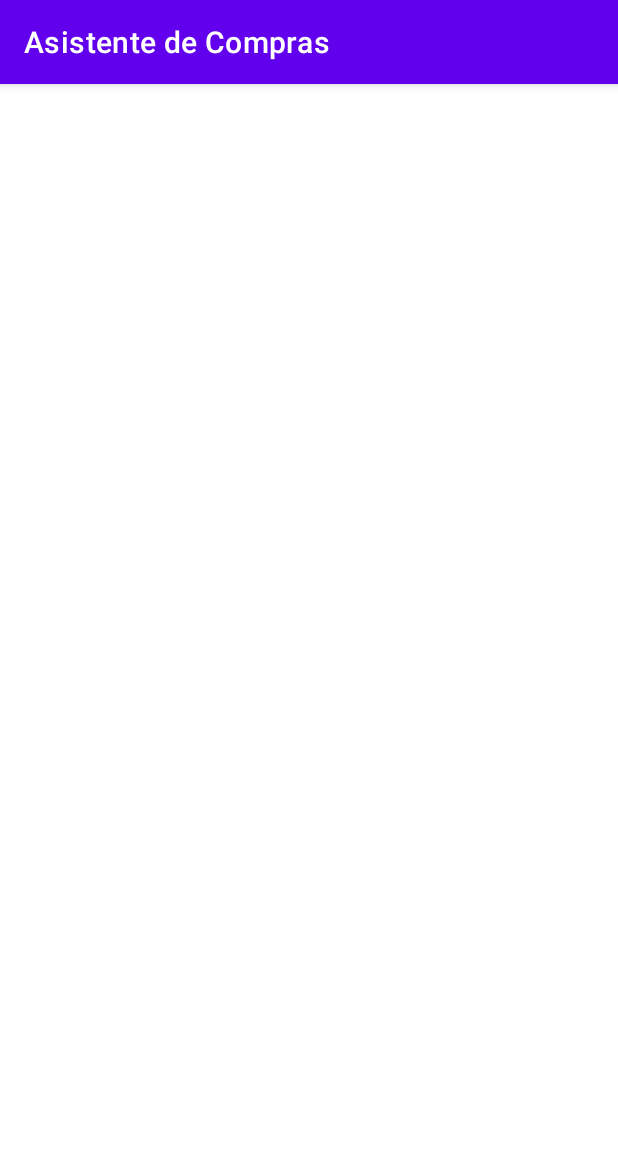
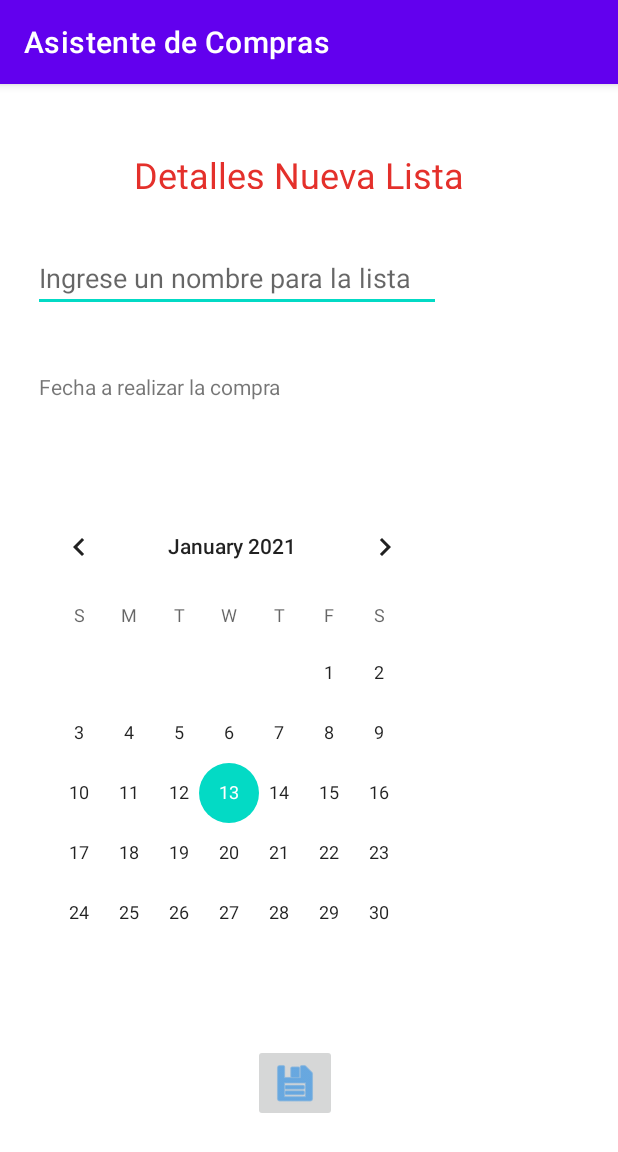
Before and after one commit to Vladox69/AsistenteV2, an Android app: the nuevaLista screen opened directly, with no data from a screen before it, on a phone screen of 412 x 824 dp. Shown: the top 1152 px of the screen. Run offline under Robolectric (Android 15) with nearby library versions, the phone set to English and light mode, and no system bars.

Commit message:
Agrego interfaces para agregar listas

```diff
--- a/app/src/main/AndroidManifest.xml
+++ b/app/src/main/AndroidManifest.xml
@@ -8,7 +8,8 @@
         android:label="@string/app_name"
         android:supportsRtl="true"
         android:theme="@style/Theme.Pruebas"
-        android:fullBackupContent="">
+        android:fullBackupContent="true">
+        <activity android:name=".AgregarProductosListaVacia" />
         <activity android:name=".nuevaLista" />
         <activity android:name=".Productos" />
         <activity android:name=".Principal" />
--- a/app/src/main/java/com/example/pruebas/Principal.java
+++ b/app/src/main/java/com/example/pruebas/Principal.java
@@ -31,4 +31,9 @@ public class Principal extends AppCompatActivity {
         startActivity(intProductos);
     }
 
+    public void abrirIntNuevaLista(View view){
+        Intent intNuevaLista = new Intent(this,nuevaLista.class);
+        startActivity(intNuevaLista);
+    }
+
 }
--- a/app/src/main/res/layout/activity_nueva_lista.xml
+++ b/app/src/main/res/layout/activity_nueva_lista.xml
@@ -6,4 +6,83 @@
     android:layout_height="match_parent"
     tools:context=".nuevaLista">
 
+    <TextView
+        android:id="@+id/txtNuevaLista"
+        android:layout_width="233dp"
+        android:layout_height="26dp"
+        android:layout_marginStart="129dp"
+        android:layout_marginLeft="129dp"
+        android:layout_marginTop="44dp"
+        android:layout_marginEnd="129dp"
+        android:layout_marginRight="129dp"
+        android:text="@string/txtNuevaLista"
+        android:textColor="#E4302B"
+        android:textSize="24sp"
+        app:layout_constraintBottom_toTopOf="@+id/NombreListaNueva"
+        app:layout_constraintEnd_toEndOf="parent"
+        app:layout_constraintStart_toStartOf="parent"
+        app:layout_constraintTop_toTopOf="parent"
+        app:layout_constraintVertical_bias="0.0" />
+
+    <CalendarView
+        android:id="@+id/calendarView"
+        android:layout_width="277dp"
+        android:layout_height="293dp"
+        android:layout_marginStart="16dp"
+        android:layout_marginLeft="16dp"
+        android:layout_marginEnd="118dp"
+        android:layout_marginRight="118dp"
+        android:layout_marginBottom="200dp"
+        app:layout_constraintBottom_toBottomOf="parent"
+        app:layout_constraintEnd_toEndOf="parent"
+        app:layout_constraintHorizontal_bias="0.0"
+        app:layout_constraintStart_toStartOf="parent" />
+
+    <EditText
+        android:id="@+id/NombreListaNueva"
+        android:layout_width="272dp"
+        android:layout_height="40dp"
+        android:layout_marginTop="112dp"
+        android:layout_marginEnd="118dp"
+        android:layout_marginRight="118dp"
+        android:ems="10"
+        android:hint="@string/ayudaNombreLista"
+        android:importantForAutofill="no"
+        android:inputType="textPersonName"
+        app:layout_constraintEnd_toEndOf="parent"
+        app:layout_constraintTop_toTopOf="parent" />
+
+    <TextView
+        android:id="@+id/txtFechaDeCompra"
+        android:layout_width="wrap_content"
+        android:layout_height="wrap_content"
+        android:layout_marginStart="26dp"
+        android:layout_marginLeft="26dp"
+        android:layout_marginTop="192dp"
+        android:layout_marginEnd="221dp"
+        android:layout_marginRight="221dp"
+        android:text="@string/txtFechaAComprar"
+        app:layout_constraintEnd_toEndOf="parent"
+        app:layout_constraintHorizontal_bias="0.0"
+        app:layout_constraintStart_toStartOf="parent"
+        app:layout_constraintTop_toTopOf="parent" />
+
+    <ImageButton
+        android:id="@+id/btnguardarLista"
+        android:layout_width="wrap_content"
+        android:layout_height="wrap_content"
+        android:layout_marginStart="168dp"
+        android:layout_marginLeft="168dp"
+        android:layout_marginEnd="187dp"
+        android:layout_marginRight="187dp"
+        android:layout_marginBottom="76dp"
+        android:contentDescription="@string/txtListaGuardada"
+        android:onClick="abrirIntAgregarProductosListaVacia"
+        android:tint="#1E88E5"
+        app:layout_constraintBottom_toBottomOf="parent"
+        app:layout_constraintEnd_toEndOf="parent"
+        app:layout_constraintStart_toStartOf="parent"
+        app:srcCompat="@android:drawable/ic_menu_save" />
+
+
 </androidx.constraintlayout.widget.ConstraintLayout>
--- a/app/src/main/res/values/strings.xml
+++ b/app/src/main/res/values/strings.xml
@@ -11,4 +11,10 @@
     <string name="txt_peces_String">Peces</string>
     <string name="txt_siguiente_String">Siguiente</string>
     <string name="txt_Prueba_String" />
+    <string name="txtNuevaLista">Detalles Nueva Lista</string>
+    <string name="txtIngresoNombreLista">Ingrese el nombre de la lista</string>
+    <string name="ayudaNombreLista">Ingrese un nombre para la lista</string>
+    <string name="txtFechaAComprar">Fecha a realizar la compra</string>
+    <string name="txtListaGuardada">Lista guardada con exito!</string>
+    <string name="txtAgregarProductos">Seleccione para agregar productos a su lista</string>
 </resources>
```
Also changed, not shown: app/src/main/java/com/example/pruebas/AgregarProductosListaVacia.java (added, +20 -0 lines), app/src/main/java/com/example/pruebas/nuevaLista.java (+7 -0 lines), app/src/main/res/layout/activity_agregar_productos_lista_vacia.xml (added, +30 -0 lines), app/src/main/res/layout/activity_principal.xml (+7 -3 lines), app/src/main/res/drawable/canastavacia.png (added).
